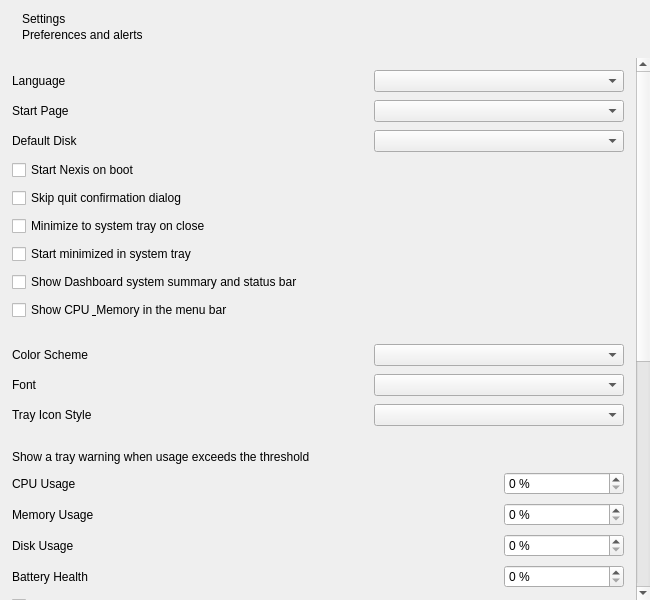
The window that shared/nexis/Pages/Settings/settings_page.ui (s4solutionsllc/Nexis) describes before a commit, drawn with Qt 5.
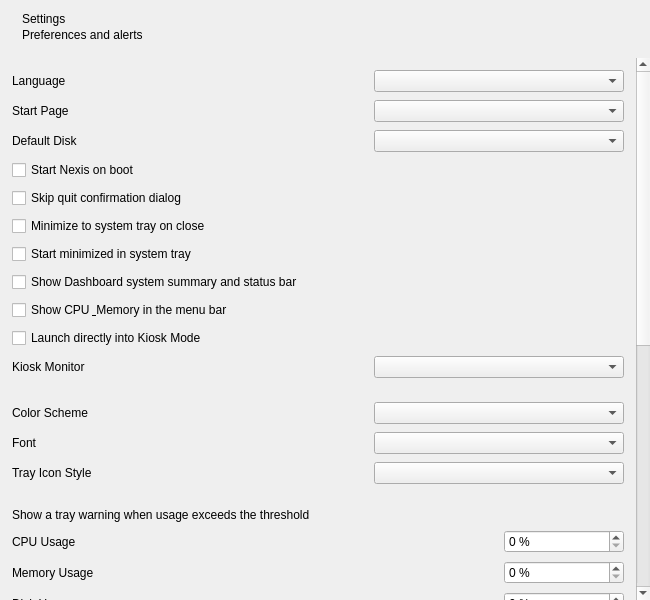
The same window after the commit.

Commit message: feat(kiosk): launch directly into kiosk mode + monitor targeting (GH#207, SSO-8351)

Patch:
```diff
--- a/shared/nexis/Pages/Settings/settings_page.ui
+++ b/shared/nexis/Pages/Settings/settings_page.ui
@@ -193,6 +193,34 @@
            </widget>
           </item>
 
+          <item row="9" column="0" colspan="2">
+           <widget class="QCheckBox" name="checkLaunchInKioskMode">
+            <property name="text"><string>Launch directly into Kiosk Mode</string></property>
+            <property name="toolTip"><string>Starts Nexis in full-screen kiosk mode as soon as it launches, without needing to press F11.</string></property>
+            <property name="cursor"><cursorShape>PointingHandCursor</cursorShape></property>
+            <property name="focusPolicy"><enum>Qt::NoFocus</enum></property>
+           </widget>
+          </item>
+
+          <item row="10" column="0">
+           <widget class="QLabel" name="lblKioskMonitor">
+            <property name="text"><string>Kiosk Monitor</string></property>
+           </widget>
+          </item>
+          <item row="10" column="1">
+           <widget class="QComboBox" name="cmbKioskMonitor">
+            <property name="sizePolicy">
+             <sizepolicy hsizetype="Expanding" vsizetype="Fixed">
+              <horstretch>0</horstretch><verstretch>0</verstretch>
+             </sizepolicy>
+            </property>
+            <property name="maximumSize"><size><width>250</width><height>16777215</height></size></property>
+            <property name="cursor"><cursorShape>PointingHandCursor</cursorShape></property>
+            <property name="focusPolicy"><enum>Qt::NoFocus</enum></property>
+            <property name="toolTip"><string>Which monitor kiosk mode moves the window to when it activates. Only used on multi-monitor setups.</string></property>
+           </widget>
+          </item>
+
          </layout>
           </item>
          </layout>
```
The commit also changes 9 other files.
